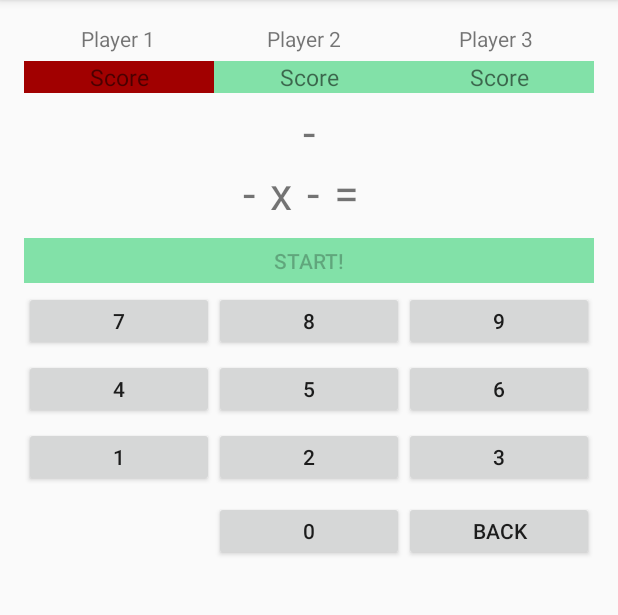
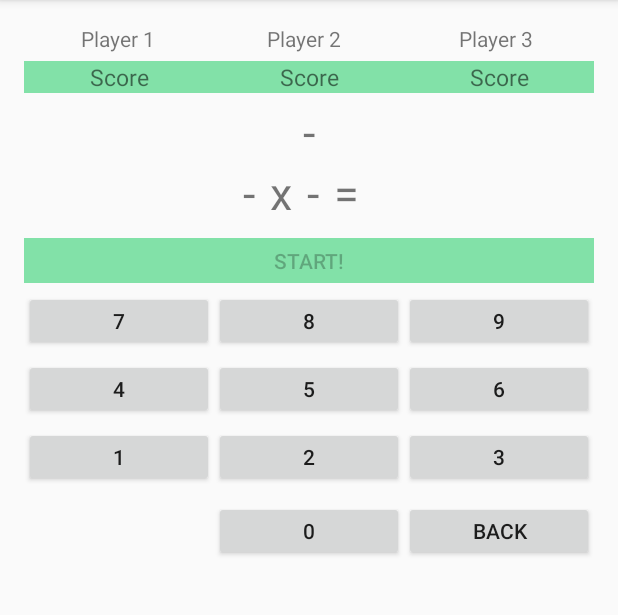
Before and after one commit to amenoni/wetMaths-Android, an Android app: the GameActivity screen opened directly, with no data from a screen before it, on a phone screen of 412 x 824 dp, the part 84-699 px from its top. Run offline under Robolectric (Android 15) with nearby library versions, the phone set to English and light mode, and no system bars; libraries missing offline, so code that uses them is left out: com.firebase.client, com.octo.android; 8 statements that could not run were skipped.

Commit message:
reciving and processing moves

```diff
--- a/app/src/main/java/com/wetmaths/wetmaths/GameActivity.java
+++ b/app/src/main/java/com/wetmaths/wetmaths/GameActivity.java
@@ -2,6 +2,7 @@ package com.wetmaths.wetmaths;
 
 import android.content.Context;
 import android.content.Intent;
+import android.graphics.Color;
 import android.os.Handler;
 import android.support.v7.app.AppCompatActivity;
 import android.os.Bundle;
@@ -26,6 +27,8 @@ import com.wetmaths.wetmaths.io.network.MovePostRequest;
 
 import org.json.JSONArray;
 import org.json.JSONObject;
+
+import java.util.ArrayList;
 import java.util.Random;
 
 
@@ -37,6 +40,8 @@ public class GameActivity extends AppCompatActivity {
     private static final String PLAYER_NAME_EXTRA = "playerName";
     private static final String DEVICE_URL_EXTRA = "deviceURL";
     private static final int TIMER_VALUE = 5;
+    public static final String FIREBASE_GAME_KEY = "game_update";
+    public static final String FIREBASE_MOVE_KEY = "moves";
 
     private Firebase mFirebase;
 
@@ -49,6 +54,10 @@ public class GameActivity extends AppCompatActivity {
     private TextView mSecondOperand;
     private TextView mTimer;
     private TextView mResult;
+    private TextView mScorePlayer1;
+    private TextView mScorePlayer2;
+    private TextView mScorePlayer3;
+    private ArrayList<TextView> mScoreBoard;
     private Button mStartButton;
     private Button mSendButton;
     private Button mPad0;
@@ -104,6 +113,13 @@ public class GameActivity extends AppCompatActivity {
         mSecondOperand = (TextView) findViewById(R.id.secondOperand);
         mTimer = (TextView) findViewById(R.id.timer);
         mResult = (TextView) findViewById(R.id.result);
+        mScorePlayer1 = (TextView) findViewById(R.id.scorePlayer1);
+        mScorePlayer2 = (TextView) findViewById(R.id.scorePlayer2);
+        mScorePlayer3 = (TextView) findViewById(R.id.scorePlayer3);
+        mScoreBoard = new ArrayList<TextView>();
+        mScoreBoard.add(mScorePlayer1);
+        mScoreBoard.add(mScorePlayer2);
+        mScoreBoard.add(mScorePlayer3);
         mStartButton = (Button) findViewById(R.id.start);
         mSendButton = (Button) findViewById(R.id.send);
         mPad0 = (Button) findViewById(R.id.zero);
@@ -194,9 +210,17 @@ public class GameActivity extends AppCompatActivity {
                         try {
                             JSONArray jsonArray = new JSONArray(secondChild.getValue().toString());
                             JSONObject object = jsonArray.getJSONObject(0);
-                            JSONObject gameJson = (JSONObject) object.get("fields");
-                            gameJson.put("pk",object.get("pk"));
-                            ProcessGameUpdate(gameJson);
+                            JSONObject json = (JSONObject) object.get("fields");
+                            json.put("pk",object.get("pk"));
+                            switch (ChildrenKey){
+                                case FIREBASE_GAME_KEY:
+                                    ProcessGameUpdate(json);
+                                    break;
+                                case FIREBASE_MOVE_KEY:
+                                    ProcessMoveUpdate(json);
+                                    break;
+                            }
+
                         }catch (Exception e){
                             e.printStackTrace();
                         }
@@ -252,6 +276,15 @@ public class GameActivity extends AppCompatActivity {
 
     }
 
+    private void ProcessMoveUpdate(JSONObject moveJson){
+        Move move = new Move(mGame,moveJson);
+        this.mScorePlayer1.setText(move.getScoreP1().toString());
+        this.mScorePlayer2.setText(move.getScoreP2().toString());
+        this.mScorePlayer3.setText(move.getScoreP3().toString());
+        UpdateScoreBoard();
+
+    }
+
 
     private void startMove(){
         Random random = new Random();
@@ -271,7 +304,12 @@ public class GameActivity extends AppCompatActivity {
 
     private void timeIsOver(){
         Toast.makeText(getApplicationContext(),"Time is over!",Toast.LENGTH_SHORT).show();
-        //TODO CREATE AND SEND MOVE
+        Move move = new Move();
+        move.setGame(mGame);
+        move.setPlayer(mPlayerPosition);
+        move.setValue(TIMER_VALUE);
+        MovePostRequest movePostRequest = new MovePostRequest(mDeviceURL,move);
+        mSpiceManager.execute(movePostRequest,new MovePostRequestListener());
         startMove();
     }
 
@@ -354,4 +392,15 @@ public class GameActivity extends AppCompatActivity {
         }
     }
 
+    private void UpdateScoreBoard(){
+        for (TextView textView : mScoreBoard){
+            int score = Integer.parseInt(textView.getText().toString());
+            if (score <= 0){
+                textView.setBackgroundColor(Color.RED);
+            }else if (score <= 20){
+                textView.setBackgroundColor(Color.YELLOW);
+            }
+        }
+    }
+
 }
--- a/app/src/main/res/layout/activity_game.xml
+++ b/app/src/main/res/layout/activity_game.xml
@@ -64,7 +64,7 @@
             android:id="@+id/scorePlayer1"
             android:layout_weight="1"
             android:textAlignment="center"
-            android:background="@color/red"
+            android:background="@color/green"
             />
 
         <TextView
```
Also changed, not shown: app/src/main/java/com/wetmaths/wetmaths/Move.java (+27 -4 lines).
